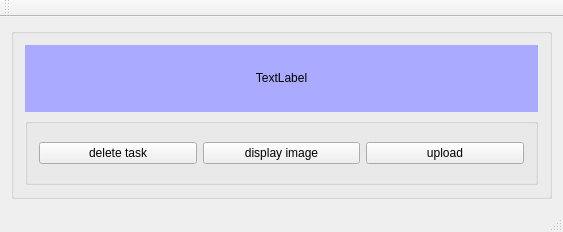
First picture: the form in cell.ui, repository mehreen019/notebox, before the edit.
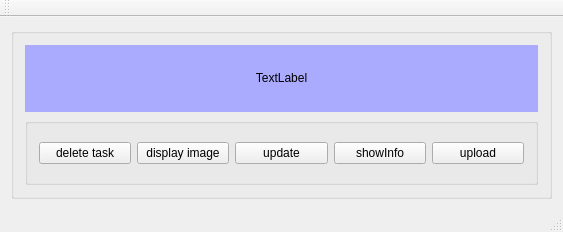
Second picture: the form after the edit.

Commit message: added update, show button and removed delete button

Patch:
```diff
--- a/cell.ui
+++ b/cell.ui
@@ -57,6 +57,20 @@
             </property>
            </widget>
           </item>
+          <item>
+           <widget class="QPushButton" name="update">
+            <property name="text">
+             <string>update</string>
+            </property>
+           </widget>
+          </item>
+          <item>
+           <widget class="QPushButton" name="showInfo">
+            <property name="text">
+             <string>showInfo</string>
+            </property>
+           </widget>
+          </item>
           <item>
            <widget class="QPushButton" name="upload">
             <property name="text">
```
Left out of the diff: 2 changed lines with no effect on the pictures. The commit also changes 22 other files.
